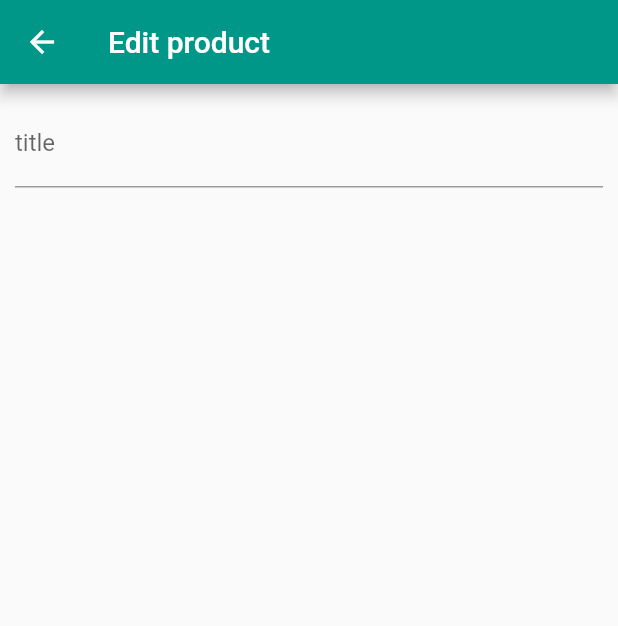
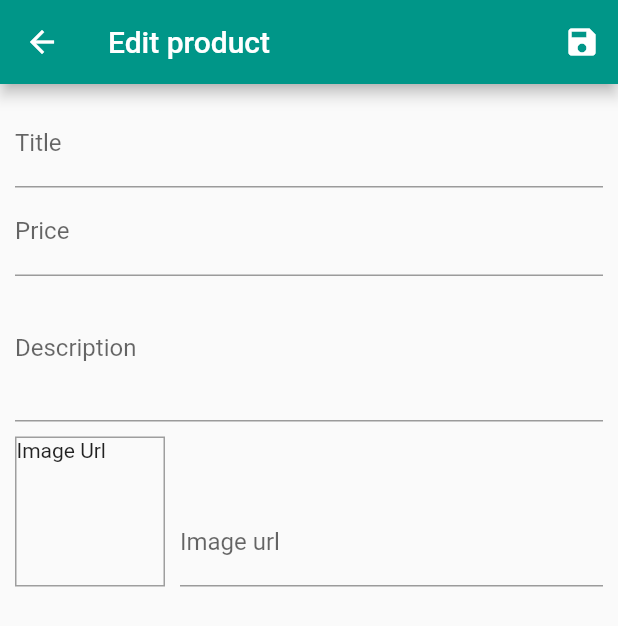
Before and after one commit to hasibulHossain/shopify, a Flutter app: the EditProduct screen opened by its route, on a phone screen of 412 x 824 dp. Shown: the top 626 px of the screen. Run offline on Flutter 3.47's test engine with Material 2 defaults, Android fonts, the phone set to English and light mode, and no system bars; network calls fail.

Commit message:
added product upload input field

```diff
--- a/lib/screens/edit_product_screen/edit_product_screen.dart
+++ b/lib/screens/edit_product_screen/edit_product_screen.dart
@@ -10,11 +10,29 @@
 }
 
 class _EditProductState extends State<EditProduct> {
+  final _priceFocusNode = FocusNode();
+  final _descriptionFocusNode = FocusNode();
+  final _imageUrlController = TextEditingController();
+
+  @override
+  void dispose() {
+    _priceFocusNode.dispose();
+    _descriptionFocusNode.dispose();
+    _imageUrlController.dispose();
+    // TODO: implement dispose
+    super.dispose();
+  }
+
+  void saveProduct() {}
+
   @override
   Widget build(BuildContext context) {
     return Scaffold(
       appBar: AppBar(
         title: const Text('Edit product'),
+        actions: [
+          IconButton(onPressed: saveProduct, icon: const Icon(Icons.save)),
+        ],
       ),
       body: Padding(
         padding: const EdgeInsets.all(10),
@@ -22,9 +40,65 @@
           child: ListView(
             children: [
               TextFormField(
-                decoration: InputDecoration(labelText: 'title'),
+                decoration: const InputDecoration(labelText: 'Title'),
                 textInputAction: TextInputAction.next,
+                onFieldSubmitted: (_) {
+                  // this code will change current focus input to price input;
+                  FocusScope.of(context).requestFocus(_priceFocusNode);
+                },
               ),
+              TextFormField(
+                decoration: const InputDecoration(labelText: 'Price'),
+                textInputAction: TextInputAction.next,
+                keyboardType: TextInputType.number,
+                onFieldSubmitted: (_) {
+                  FocusScope.of(context).requestFocus(_descriptionFocusNode);
+                },
+                focusNode: _priceFocusNode,
+              ),
+              TextFormField(
+                decoration: const InputDecoration(labelText: 'Description'),
+                maxLines: 3,
+                keyboardType: TextInputType.multiline,
+                focusNode: _descriptionFocusNode,
+              ),
+              Row(
+                crossAxisAlignment: CrossAxisAlignment.end,
+                children: [
+                  Container(
+                    width: 100,
+                    height: 100,
+                    margin: const EdgeInsets.only(
+                      top: 10,
+                      right: 10,
+                    ),
+                    decoration: BoxDecoration(
+                      border: Border.all(
+                        width: 1,
+                        color: Colors.grey,
+                      ),
+                    ),
+                    child: _imageUrlController.text.isEmpty
+                        ? const Text('Image Url')
+                        : FittedBox(
+                            child: Image.network(
+                              _imageUrlController.text,
+                              fit: BoxFit.cover,
+                            ),
+                          ),
+                  ),
+                  Expanded(
+                    child: TextFormField(
+                      decoration: const InputDecoration(
+                        labelText: 'Image url',
+                      ),
+                      keyboardType: TextInputType.url,
+                      textInputAction: TextInputAction.done,
+                      controller: _imageUrlController,
+                    ),
+                  ),
+                ],
+              )
             ],
           ),
         ),
--- a/lib/widgets/product_item/product_item.dart
+++ b/lib/widgets/product_item/product_item.dart
@@ -69,6 +69,8 @@
                 cart.addItemToCart(product.id, product.title, product.price);
                 ScaffoldMessenger.of(context).hideCurrentSnackBar(reason: SnackBarClosedReason.hide);
                 ScaffoldMessenger.of(context).showSnackBar(SnackBar(
+                  behavior: SnackBarBehavior.floating,
+                  dismissDirection: DismissDirection.startToEnd,
                   content: const Text('Undo last action'),
                   duration: const Duration(milliseconds: 2500),
                   action: SnackBarAction(
```
